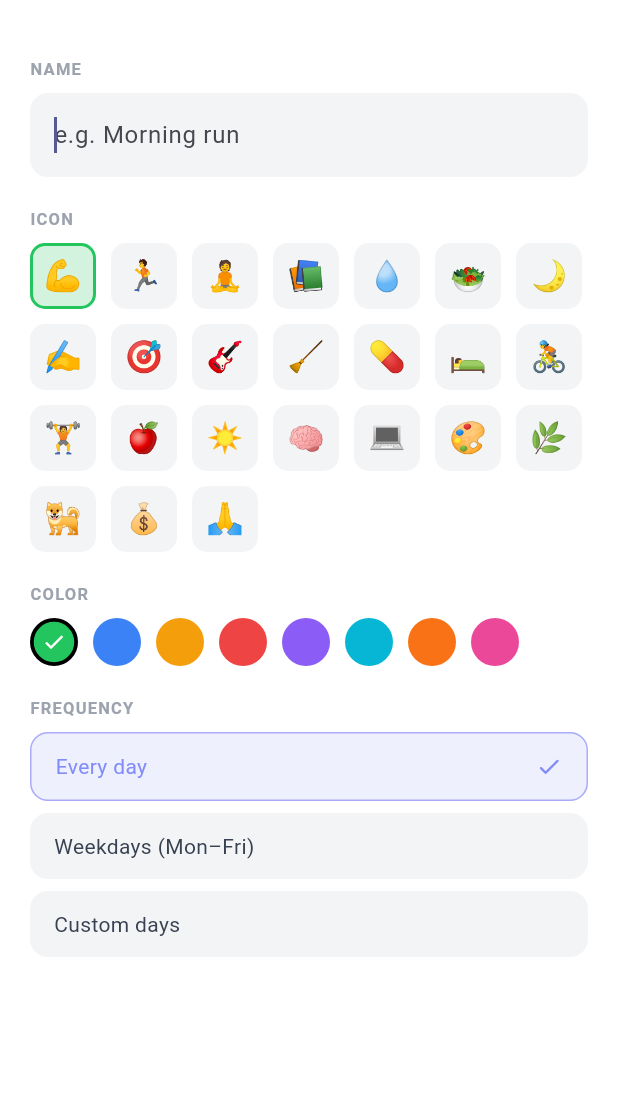
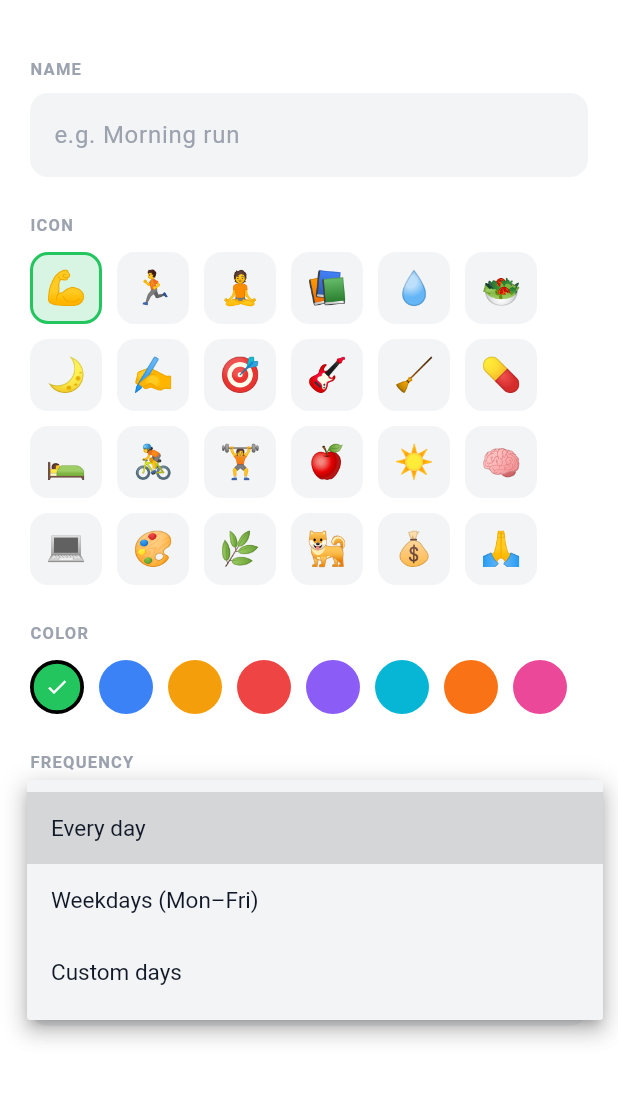
Before and after one commit to Philmattt04/lifetrack, a Flutter app: the AddHabitScreen screen opened directly, after a tap on "Every day", on a phone screen of 412 x 824 dp, the part 57-1160 px from its top. Run offline on Flutter 3.47's test engine with Material 3 defaults, Android fonts, the light colour scheme and no system bars; our stand-ins replace fl_chart, flutter_markdown, shared_preferences; accounts and stored records are empty; network calls fail.

Commit message:
new updates to application

```diff
--- a/lib/models/habit.dart
+++ b/lib/models/habit.dart
@@ -2,6 +2,20 @@ import 'dart:convert';
 import 'package:flutter/material.dart';
 
 enum HabitFrequency { daily, weekdays, custom }
+
+enum HabitTimeOfDay {
+  anyTime,
+  morning,
+  afternoon,
+  evening;
+
+  String get label => switch (this) {
+        HabitTimeOfDay.anyTime => 'Any time',
+        HabitTimeOfDay.morning => 'Morning',
+        HabitTimeOfDay.afternoon => 'Afternoon',
+        HabitTimeOfDay.evening => 'Evening',
+      };
+}
 
 class Habit {
   final String id;
@@ -10,6 +24,7 @@ class Habit {
   final Color color;
   final HabitFrequency frequency;
   final List<int> targetDays;
+  final HabitTimeOfDay timeOfDay;
   final DateTime createdAt;
 
   const Habit({
@@ -19,6 +34,7 @@ class Habit {
     required this.color,
     required this.frequency,
     required this.targetDays,
+    this.timeOfDay = HabitTimeOfDay.anyTime,
     required this.createdAt,
   });
 
@@ -36,6 +52,7 @@ class Habit {
   Habit copyWith({
     String? name, String? emoji, Color? color,
     HabitFrequency? frequency, List<int>? targetDays,
+    HabitTimeOfDay? timeOfDay,
   }) =>
       Habit(
         id: id,
@@ -44,6 +61,7 @@ class Habit {
         color: color ?? this.color,
         frequency: frequency ?? this.frequency,
         targetDays: targetDays ?? this.targetDays,
+        timeOfDay: timeOfDay ?? this.timeOfDay,
         createdAt: createdAt,
       );
 
@@ -54,6 +72,7 @@ class Habit {
         'color': color.value,
         'frequency': frequency.name,
         'target_days': jsonEncode(targetDays),
+        'time_of_day': timeOfDay.name,
         'created_at': createdAt.toIso8601String(),
       };
 
@@ -69,6 +88,10 @@ class Habit {
         targetDays: (jsonDecode(m['target_days'] as String) as List)
             .map((e) => e as int)
             .toList(),
+        timeOfDay: HabitTimeOfDay.values.firstWhere(
+          (t) => t.name == (m['time_of_day'] as String?),
+          orElse: () => HabitTimeOfDay.anyTime,
+        ),
         createdAt: DateTime.parse(m['created_at'] as String),
       );
 }
--- a/lib/providers/lifetrack_provider.dart
+++ b/lib/providers/lifetrack_provider.dart
@@ -1,3 +1,4 @@
+import 'package:flutter/foundation.dart' show kIsWeb;
 import 'package:flutter/material.dart';
 import 'package:uuid/uuid.dart';
 import '../models/habit.dart';
@@ -6,6 +7,7 @@ import '../models/journal_entry.dart';
 import '../models/transaction.dart';
 import '../services/storage_service.dart';
 import '../services/claude_service.dart';
+import '../services/demo_data.dart';
 
 class LifeTrackProvider extends ChangeNotifier {
   final _db = StorageService.instance;
@@ -97,6 +99,10 @@ class LifeTrackProvider extends ChangeNotifier {
     notifyListeners();
     try {
       _habits = await _db.getHabits();
+      if (kIsWeb && _habits.isEmpty) {
+        await DemoData.seed();
+        _habits = await _db.getHabits();
+      }
       final logs = await _db.getLogsForDate(todayKey);
       _todayCompletions = {for (final l in logs) l.habitId: l.completed};
       _journal = await _db.getJournalEntries();
@@ -145,11 +151,12 @@ class LifeTrackProvider extends ChangeNotifier {
     required String name, required String emoji,
     required Color color, required HabitFrequency frequency,
     required List<int> targetDays,
+    HabitTimeOfDay timeOfDay = HabitTimeOfDay.anyTime,
   }) =>
       Habit(
         id: _uuid.v4(), name: name, emoji: emoji, color: color,
         frequency: frequency, targetDays: targetDays,
-        createdAt: DateTime.now(),
+        timeOfDay: timeOfDay, createdAt: DateTime.now(),
       );
 
   // ── Journal ───────────────────────────────────────────────────────────────
--- a/lib/screens/add_habit_screen.dart
+++ b/lib/screens/add_habit_screen.dart
@@ -16,6 +16,7 @@ class _AddHabitScreenState extends State<AddHabitScreen> {
   String _emoji = '💪';
   Color _color = kHabitColors[0];
   HabitFrequency _frequency = HabitFrequency.daily;
+  HabitTimeOfDay _timeOfDay = HabitTimeOfDay.anyTime;
   List<int> _targetDays = [1, 2, 3, 4, 5, 6, 7];
 
   bool get _isEditing => widget.habit != null;
@@ -29,12 +30,16 @@ class _AddHabitScreenState extends State<AddHabitScreen> {
       _emoji = h.emoji;
       _color = h.color;
       _frequency = h.frequency;
+      _timeOfDay = h.timeOfDay;
       _targetDays = List.from(h.targetDays);
     }
   }
 
   @override
-  void dispose() { _nameCtrl.dispose(); super.dispose(); }
+  void dispose() {
+    _nameCtrl.dispose();
+    super.dispose();
+  }
 
   void _save() {
     final name = _nameCtrl.text.trim();
@@ -43,12 +48,12 @@ class _AddHabitScreenState extends State<AddHabitScreen> {
     if (_isEditing) {
       p.updateHabit(widget.habit!.copyWith(
         name: name, emoji: _emoji, color: _color,
-        frequency: _frequency, targetDays: _targetDays,
+        frequency: _frequency, targetDays: _targetDays, timeOfDay: _timeOfDay,
       ));
     } else {
       p.addHabit(p.buildHabit(
         name: name, emoji: _emoji, color: _color,
-        frequency: _frequency, targetDays: _targetDays,
+        frequency: _frequency, targetDays: _targetDays, timeOfDay: _timeOfDay,
       ));
     }
     Navigator.pop(context);
@@ -57,72 +62,120 @@ class _AddHabitScreenState extends State<AddHabitScreen> {
   @override
   Widget build(BuildContext context) {
     final isDark = Theme.of(context).brightness == Brightness.dark;
+
     return Scaffold(
       appBar: AppBar(
         title: Text(_isEditing ? 'Edit Habit' : 'New Habit'),
-        actions: [TextButton(
+        actions: [
+          TextButton(
             onPressed: _save,
-          child: const Text('Save', style: TextStyle(color: Color(0xFF6366f1), fontWeight: FontWeight.w600)),
-        )],
+            child: const Text('Save',
+                style: TextStyle(color: Color(0xFF6366f1), fontWeight: FontWeight.w600)),
           ),
-      body: ListView(padding: const EdgeInsets.all(20), children: [
-        _Section(label: 'Name', child: TextField(
-          controller: _nameCtrl, autofocus: true,
+        ],
+      ),
+      body: ListView(
+        padding: const EdgeInsets.all(20),
+        children: [
+          // Name
+          _Label(text: 'NAME', isDark: isDark),
+          const SizedBox(height: 8),
+          TextField(
+            controller: _nameCtrl,
+            autofocus: !_isEditing,
             decoration: InputDecoration(
               hintText: 'e.g. Morning run',
+              hintStyle: TextStyle(
+                  color: isDark ? const Color(0xFF4b5563) : const Color(0xFF9ca3af)),
               filled: true,
               fillColor: isDark ? const Color(0xFF1a1a2e) : const Color(0xFFF3F4F6),
-            border: OutlineInputBorder(borderRadius: BorderRadius.circular(12), borderSide: BorderSide.none),
+              border: OutlineInputBorder(
+                  borderRadius: BorderRadius.circular(12), borderSide: BorderSide.none),
             ),
-        )),
-        const SizedBox(height: 20),
-        _Section(label: 'Icon', child: Wrap(
-          spacing: 10, runSpacing: 10,
+          ),
+          const SizedBox(height: 24),
+
+          // Icon
+          _Label(text: 'ICON', isDark: isDark),
+          const SizedBox(height: 10),
+          Wrap(
+            spacing: 10,
+            runSpacing: 10,
             children: kHabitEmojis.map((e) {
               final sel = e == _emoji;
               return GestureDetector(
                 onTap: () => setState(() => _emoji = e),
-              child: Container(
-                width: 44, height: 44,
+                child: AnimatedContainer(
+                  duration: const Duration(milliseconds: 120),
+                  width: 48,
+                  height: 48,
                   decoration: BoxDecoration(
-                  color: sel ? _color.withValues(alpha: 0.2)
+                    color: sel
+                        ? _color.withValues(alpha: 0.18)
                         : isDark ? const Color(0xFF1a1a2e) : const Color(0xFFF3F4F6),
-                  borderRadius: BorderRadius.circular(10),
+                    borderRadius: BorderRadius.circular(12),
                     border: sel ? Border.all(color: _color, width: 2) : null,
                   ),
-                child: Center(child: Text(e, style: const TextStyle(fontSize: 20))),
+                  child: Center(child: Text(e, style: const TextStyle(fontSize: 22))),
                 ),
               );
             }).toList(),
-        )),
-        const SizedBox(height: 20),
-        _Section(label: 'Color', child: Row(
+          ),
+          const SizedBox(height: 24),
+
+          // Color
+          _Label(text: 'COLOR', isDark: isDark),
+          const SizedBox(height: 10),
+          Row(
             children: kHabitColors.map((c) {
               final sel = c.value == _color.value;
               return GestureDetector(
                 onTap: () => setState(() => _color = c),
-              child: Container(
-                width: 32, height: 32,
+                child: AnimatedContainer(
+                  duration: const Duration(milliseconds: 120),
+                  width: 36,
+                  height: 36,
                   margin: const EdgeInsets.only(right: 10),
                   decoration: BoxDecoration(
-                  color: c, shape: BoxShape.circle,
-                  border: sel ? Border.all(color: isDark ? Colors.white : Colors.black, width: 2.5) : null,
+                    color: c,
+                    shape: BoxShape.circle,
+                    border: sel
+                        ? Border.all(
+                            color: isDark ? Colors.white : Colors.black,
+                            width: 2.5)
+                        : null,
                   ),
-                child: sel ? const Icon(Icons.check, color: Colors.white, size: 16) : null,
+                  child: sel
+                      ? const Icon(Icons.check, color: Colors.white, size: 16)
+                      : null,
                 ),
               );
             }).toList(),
-        )),
-        const SizedBox(height: 20),
-        _Section(label: 'Frequency', child: Column(children: [
-          _FreqOpt(label: 'Every day', sel: _frequency == HabitFrequency.daily, isDark: isDark,
-              onTap: () => setState(() { _frequency = HabitFrequency.daily; _targetDays = [1,2,3,4,5,6,7]; })),
+          ),
+          const SizedBox(height: 24),
+
+          // Frequency dropdown
+          _Label(text: 'FREQUENCY', isDark: isDark),
           const SizedBox(height: 8),
-          _FreqOpt(label: 'Weekdays (Mon–Fri)', sel: _frequency == HabitFrequency.weekdays, isDark: isDark,
-              onTap: () => setState(() { _frequency = HabitFrequency.weekdays; _targetDays = [1,2,3,4,5]; })),
-          const SizedBox(height: 8),
-          _FreqOpt(label: 'Custom days', sel: _frequency == HabitFrequency.custom, isDark: isDark,
-              onTap: () => setState(() => _frequency = HabitFrequency.custom)),
+          _Dropdown<HabitFrequency>(
+            value: _frequency,
+            isDark: isDark,
+            items: const [
+              DropdownMenuItem(value: HabitFrequency.daily, child: Text('Every day')),
+              DropdownMenuItem(value: HabitFrequency.weekdays, child: Text('Weekdays (Mon–Fri)')),
+              DropdownMenuItem(value: HabitFrequency.custom, child: Text('Custom days')),
+            ],
+            onChanged: (v) {
+              if (v == null) return;
+              setState(() {
+                _frequency = v;
+                if (v == HabitFrequency.daily) _targetDays = [1, 2, 3, 4, 5, 6, 7];
+                if (v == HabitFrequency.weekdays) _targetDays = [1, 2, 3, 4, 5];
+              });
+            },
+          ),
+
+          // Custom day chips — only shown when custom is selected
           if (_frequency == HabitFrequency.custom) ...[
             const SizedBox(height: 12),
             Row(
@@ -132,70 +185,120 @@ class _AddHabitScreenState extends State<AddHabitScreen> {
                 final sel = _targetDays.contains(day);
                 return GestureDetector(
                   onTap: () => setState(() {
-                    if (sel) { if (_targetDays.length > 1) _targetDays.remove(day); }
-                    else _targetDays.add(day);
+                    if (sel) {
+                      if (_targetDays.length > 1) _targetDays.remove(day);
+                    } else {
+                      _targetDays.add(day);
+                    }
                   }),
                   child: AnimatedContainer(
                     duration: const Duration(milliseconds: 150),
-                    width: 36, height: 36,
+                    width: 36,
+                    height: 36,
                     decoration: BoxDecoration(
-                      color: sel ? _color : isDark ? const Color(0xFF1a1a2e) : const Color(0xFFF3F4F6),
+                      color: sel
+                          ? _color
+                          : isDark ? const Color(0xFF1a1a2e) : const Color(0xFFF3F4F6),
                       shape: BoxShape.circle,
-                      border: sel ? null : Border.all(
-                        color: isDark ? Colors.white.withValues(alpha: 0.1) : const Color(0xFFe5e7eb),
+                      border: sel
+                          ? null
+                          : Border.all(
+                              color: isDark
+                                  ? Colors.white.withValues(alpha: 0.1)
+                                  : const Color(0xFFe5e7eb)),
+                    ),
+                    child: Center(
+                      child: Text(
+                        ['M', 'T', 'W', 'T', 'F', 'S', 'S'][i],
+                        style: TextStyle(
+                          fontSize: 12,
+                          fontWeight: FontWeight.w600,
+                          color: sel
+                              ? Colors.white
+                              : isDark
+                                  ? const Color(0xFF9ca3af)
+                                  : const Color(0xFF6b7280),
                         ),
                       ),
-                    child: Center(child: Text(
-                      ['M','T','W','T','F','S','S'][i],
-                      style: TextStyle(fontSize: 12, fontWeight: FontWeight.w600,
-                          color: sel ? Colors.white : isDark ? const Color(0xFF9ca3af) : const Color(0xFF6b7280)),
-                    )),
+                    ),
                   ),
                 );
               }),
             ),
           ],
-        ])),
-      ]),
+          const SizedBox(height: 24),
+
+          // Time of day dropdown
+          _Label(text: 'TIME OF DAY', isDark: isDark),
+          const SizedBox(height: 8),
+          _Dropdown<HabitTimeOfDay>(
+            value: _timeOfDay,
+            isDark: isDark,
+            items: HabitTimeOfDay.values
+                .map((t) => DropdownMenuItem(value: t, child: Text(t.label)))
+                .toList(),
+            onChanged: (v) { if (v != null) setState(() => _timeOfDay = v); },
+          ),
+          const SizedBox(height: 8),
+        ],
+      ),
     );
   }
 }
 
-class _Section extends StatelessWidget {
-  final String label; final Widget child;
-  const _Section({required this.label, required this.child});
+class _Label extends StatelessWidget {
+  final String text;
+  final bool isDark;
+  const _Label({required this.text, required this.isDark});
+
   @override
-  Widget build(BuildContext context) {
-    final isDark = Theme.of(context).brightness == Brightness.dark;
-    return Column(crossAxisAlignment: CrossAxisAlignment.start, children: [
-      Text(label.toUpperCase(), style: TextStyle(fontSize: 11, fontWeight: FontWeight.w600,
-          letterSpacing: 0.8, color: isDark ? const Color(0xFF6b7280) : const Color(0xFF9ca3af))),
-      const SizedBox(height: 8),
-      child,
-    ]);
-  }
-}
-
-class _FreqOpt extends StatelessWidget {
-  final String label; final bool sel, isDark; final VoidCallback onTap;
-  const _FreqOpt({required this.label, required this.sel, required this.isDark, required this.onTap});
-  @override
-  Widget build(BuildContext context) => GestureDetector(
-    onTap: onTap,
-    child: Container(
-      padding: const EdgeInsets.symmetric(horizontal: 16, vertical: 12),
-      decoration: BoxDecoration(
-        color: sel ? const Color(0xFF6366f1).withValues(alpha: 0.1)
-            : isDark ? const Color(0xFF1a1a2e) : const Color(0xFFF3F4F6),
-        borderRadius: BorderRadius.circular(12),
-        border: sel ? Border.all(color: const Color(0xFF6366f1).withValues(alpha: 0.5)) : null,
-      ),
-      child: Row(children: [
-        Expanded(child: Text(label, style: TextStyle(
-          color: sel ? const Color(0xFF818cf8) : isDark ? const Color(0xFFd1d5db) : const Color(0xFF374151),
-        ))),
-        if (sel) const Icon(Icons.check_rounded, size: 18, color: Color(0xFF818cf8)),
-      ]),
+  Widget build(BuildContext context) => Text(
+        text,
+        style: TextStyle(
+          fontSize: 11,
+          fontWeight: FontWeight.w600,
+          letterSpacing: 0.8,
+          color: isDark ? const Color(0xFF6b7280) : const Color(0xFF9ca3af),
         ),
       );
 }
+
+class _Dropdown<T> extends StatelessWidget {
+  final T value;
+  final bool isDark;
+  final List<DropdownMenuItem<T>> items;
+  final ValueChanged<T?> onChanged;
+  const _Dropdown({
+    required this.value,
+    required this.isDark,
+    required this.items,
+    required this.onChanged,
+  });
+
+  @override
+  Widget build(BuildContext context) {
+    return Container(
+      padding: const EdgeInsets.symmetric(horizontal: 14, vertical: 4),
+      decoration: BoxDecoration(
+        color: isDark ? const Color(0xFF1a1a2e) : const Color(0xFFF3F4F6),
+        borderRadius: BorderRadius.circular(12),
+      ),
+      child: DropdownButton<T>(
+        value: value,
+        isExpanded: true,
+        underline: const SizedBox(),
+        icon: Icon(
+          Icons.keyboard_arrow_down_rounded,
+          color: isDark ? const Color(0xFF6b7280) : const Color(0xFF9ca3af),
+        ),
+        dropdownColor: isDark ? const Color(0xFF1a1a2e) : const Color(0xFFF3F4F6),
+        style: TextStyle(
+          fontSize: 15,
+          color: isDark ? Colors.white : const Color(0xFF111827),
+        ),
+        items: items,
+        onChanged: onChanged,
+      ),
+    );
+  }
+}
--- a/lib/screens/insights_screen.dart
+++ b/lib/screens/insights_screen.dart
@@ -60,7 +60,7 @@ class _InsightsScreenState extends State<InsightsScreen> {
               Text('AI Insights', style: TextStyle(fontSize: 22, fontWeight: FontWeight.w700,
                   color: isDark ? Colors.white : const Color(0xFF111827))),
               const SizedBox(height: 4),
-              Text('Habits · Journal · Budget · Powered by Claude',
+              Text('Habits · Journal · Budget',
                   style: TextStyle(fontSize: 12,
                       color: isDark ? const Color(0xFF6b7280) : const Color(0xFF9ca3af))),
               const SizedBox(height: 20),
--- a/lib/services/claude_service.dart
+++ b/lib/services/claude_service.dart
@@ -10,7 +10,7 @@ class ClaudeService {
   // Updated by deploy.sh after Terraform outputs the API Gateway URL
   static const apiUrl = String.fromEnvironment(
     'API_URL',
-    defaultValue: 'https://uzetosslwwlsszm422f225at2e0jgjov.lambda-url.us-east-1.on.aws/',
+    defaultValue: 'https://jmx93lnv9f.execute-api.us-east-1.amazonaws.com//insights',
   );
 
   static final _currFmt = NumberFormat.currency(symbol: '\$');
```
Also changed, not shown: lib/main.dart (+10 -52 lines), 3 other files. Lines whose indentation alone changed are shown as unchanged.
